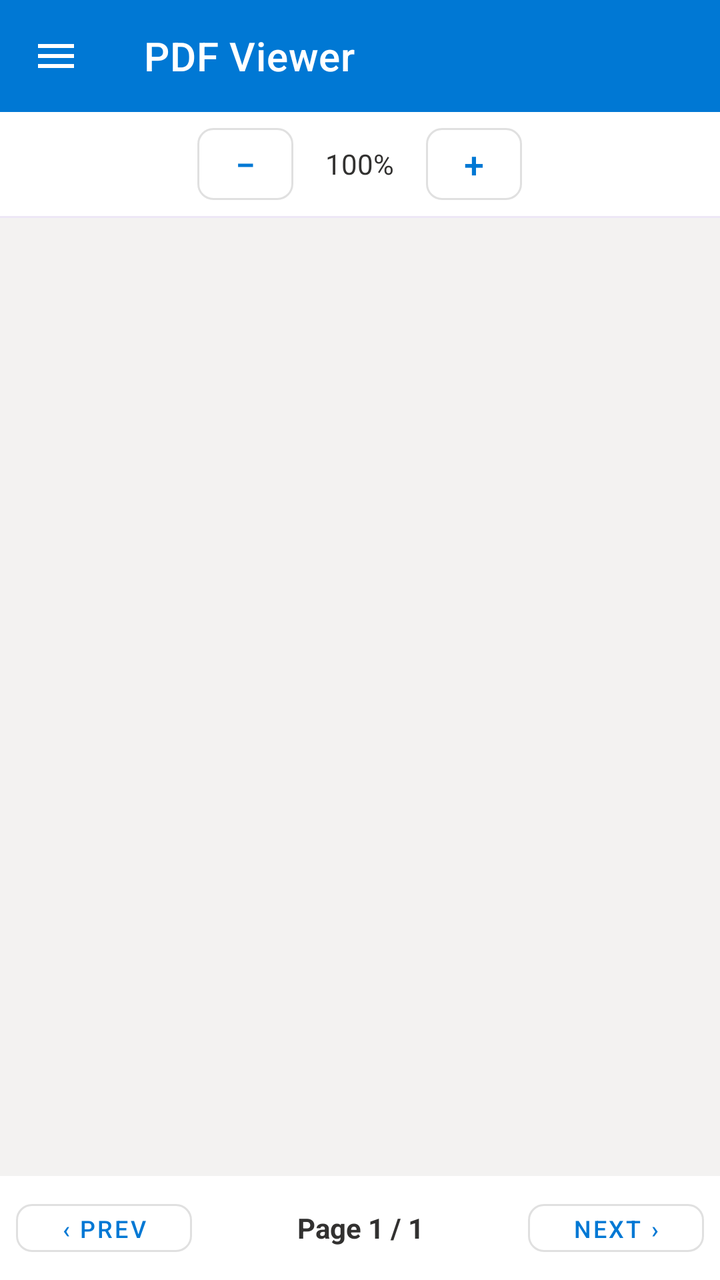
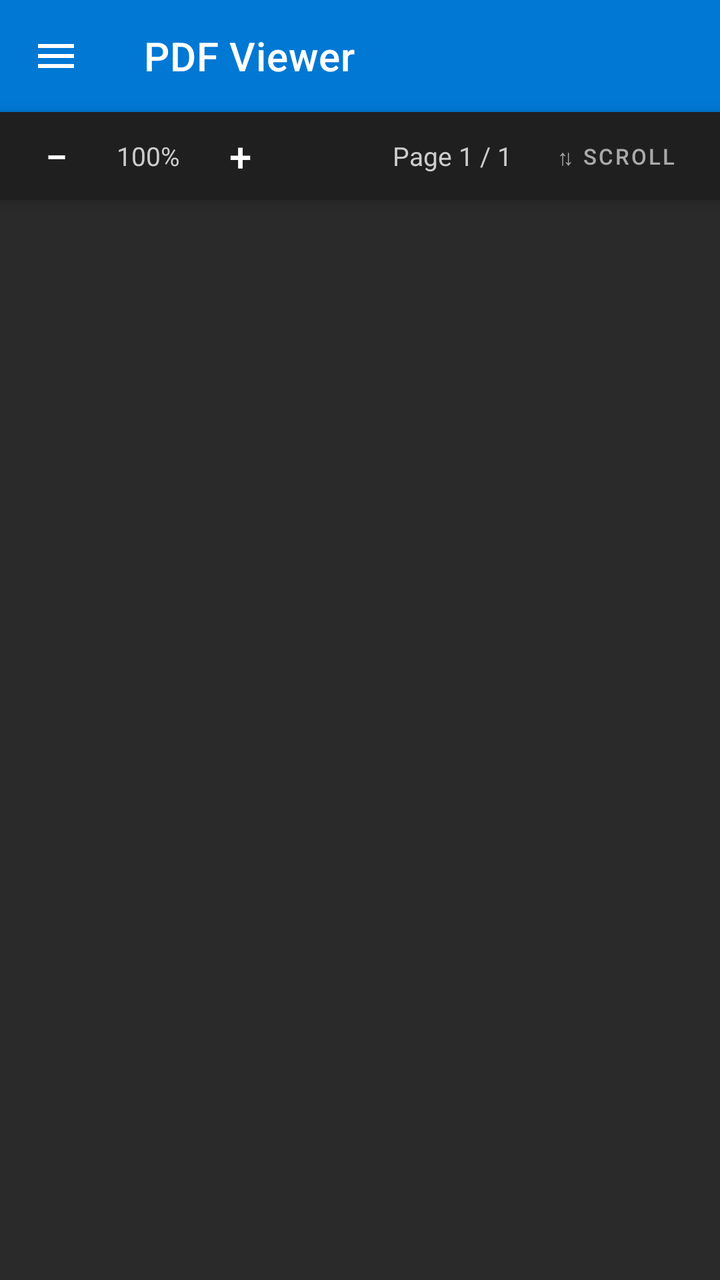

Screens rendered from an Android XML layout before and after an edit, with the pre-edit source and the edit as a unified diff.
<!-- AndroidManifest.xml: application theme Theme.Fluxpdf -->
<!-- res/layout/activity_pdf_viewer.xml -->
<?xml version="1.0" encoding="utf-8"?>
<androidx.drawerlayout.widget.DrawerLayout xmlns:android="http://schemas.android.com/apk/res/android"
    xmlns:app="http://schemas.android.com/apk/res-auto"
    android:id="@+id/drawerLayout"
    android:layout_width="match_parent"
    android:layout_height="match_parent">

    
    <LinearLayout
        android:layout_width="match_parent"
        android:layout_height="match_parent"
        android:orientation="vertical"
        android:background="@color/colorBackground">

        
        <com.google.android.material.appbar.MaterialToolbar
            android:id="@+id/toolbar"
            android:layout_width="match_parent"
            android:layout_height="?attr/actionBarSize"
            android:background="@color/colorHeaderBg"
            app:titleTextColor="@color/white"
            app:navigationIconTint="@color/white"
            app:title="PDF Viewer"
            app:navigationIcon="@drawable/ic_menu" />

        
        <LinearLayout
            android:layout_width="match_parent"
            android:layout_height="wrap_content"
            android:orientation="horizontal"
            android:gravity="center"
            android:padding="8dp"
            android:background="@color/colorSurface">

            <com.google.android.material.button.MaterialButton
                android:id="@+id/btnZoomOut"
                style="@style/Widget.MaterialComponents.Button.OutlinedButton"
                android:layout_width="48dp"
                android:layout_height="36dp"
                android:text="−"
                android:textSize="18sp"
                app:cornerRadius="8dp"
                android:padding="0dp"
                android:insetTop="0dp"
                android:insetBottom="0dp" />

            <TextView
                android:id="@+id/tvZoomLevel"
                android:layout_width="wrap_content"
                android:layout_height="wrap_content"
                android:text="100%"
                android:textSize="14sp"
                android:textColor="@color/colorTextPrimary"
                android:layout_marginStart="16dp"
                android:layout_marginEnd="16dp" />

            <com.google.android.material.button.MaterialButton
                android:id="@+id/btnZoomIn"
                style="@style/Widget.MaterialComponents.Button.OutlinedButton"
                android:layout_width="48dp"
                android:layout_height="36dp"
                android:text="+"
                android:textSize="18sp"
                app:cornerRadius="8dp"
                android:padding="0dp"
                android:insetTop="0dp"
                android:insetBottom="0dp" />
        </LinearLayout>

        <View
            android:layout_width="match_parent"
            android:layout_height="1dp"
            android:background="@color/cardIconBgCrop" />

        
        <ScrollView
            android:layout_width="match_parent"
            android:layout_height="0dp"
            android:layout_weight="1"
            android:fillViewport="true">

            <HorizontalScrollView
                android:layout_width="match_parent"
                android:layout_height="wrap_content"
                android:fillViewport="true">

                <ImageView
                    android:id="@+id/ivPdfPage"
                    android:layout_width="wrap_content"
                    android:layout_height="wrap_content"
                    android:layout_gravity="center_horizontal"
                    android:adjustViewBounds="true"
                    android:scaleType="fitXY"
                    android:contentDescription="PDF page" />
            </HorizontalScrollView>
        </ScrollView>

        
        <LinearLayout
            android:layout_width="match_parent"
            android:layout_height="wrap_content"
            android:orientation="horizontal"
            android:gravity="center_vertical"
            android:padding="8dp"
            android:background="@color/colorSurface">

            <com.google.android.material.button.MaterialButton
                android:id="@+id/btnPrevPage"
                style="@style/Widget.MaterialComponents.Button.OutlinedButton"
                android:layout_width="wrap_content"
                android:layout_height="36dp"
                android:text="‹ Prev"
                android:textSize="12sp"
                app:cornerRadius="8dp" />

            <TextView
                android:id="@+id/tvPageInfo"
                android:layout_width="0dp"
                android:layout_height="wrap_content"
                android:layout_weight="1"
                android:gravity="center"
                android:text="Page 1 / 1"
                android:textSize="14sp"
                android:textStyle="bold"
                android:textColor="@color/colorTextPrimary" />

            <com.google.android.material.button.MaterialButton
                android:id="@+id/btnNextPage"
                style="@style/Widget.MaterialComponents.Button.OutlinedButton"
                android:layout_width="wrap_content"
                android:layout_height="36dp"
                android:text="Next ›"
                android:textSize="12sp"
                app:cornerRadius="8dp" />
        </LinearLayout>

    </LinearLayout>

    
    <LinearLayout
        android:layout_width="280dp"
        android:layout_height="match_parent"
        android:layout_gravity="start"
        android:background="#FAFAFA"
        android:orientation="vertical"
        android:elevation="8dp">

        
        <LinearLayout
            android:layout_width="match_parent"
            android:layout_height="wrap_content"
            android:orientation="vertical"
            android:background="@color/colorHeaderBg"
            android:padding="20dp">

            
            <LinearLayout
                android:layout_width="match_parent"
                android:layout_height="wrap_content"
                android:orientation="horizontal"
                android:gravity="center_vertical">

                <ImageView
                    android:layout_width="32dp"
                    android:layout_height="32dp"
                    android:src="@drawable/ic_menu"
                    android:contentDescription="Topics Icon" />

                <TextView
                    android:layout_width="wrap_content"
                    android:layout_height="wrap_content"
                    android:layout_marginStart="12dp"
                    android:text="Table of Contents"
                    android:textSize="20sp"
                    android:textStyle="bold"
                    android:textColor="@color/white"
                    android:fontFamily="sans-serif-medium" />
            </LinearLayout>

            <TextView
                android:id="@+id/tvTopicCount"
                android:layout_width="wrap_content"
                android:layout_height="wrap_content"
                android:layout_marginTop="6dp"
                android:text="Tap a topic to jump"
                android:textSize="13sp"
                android:textColor="#B0FFFFFF"
                android:fontFamily="sans-serif" />

        </LinearLayout>

        
        <View
            android:layout_width="match_parent"
            android:layout_height="3dp"
            android:background="#FF7043" />

        
        <ListView
            android:id="@+id/lvTopics"
            android:layout_width="match_parent"
            android:layout_height="match_parent"
            android:divider="#E0E0E0"
            android:dividerHeight="1dp"
            android:paddingTop="4dp"
            android:paddingBottom="4dp"
            android:clipToPadding="false"
            android:scrollbarStyle="outsideOverlay" />

    </LinearLayout>

</androidx.drawerlayout.widget.DrawerLayout>
<!-- resources referenced by this layout -->
<resources>
  <color name="cardIconBgCrop">#EDE7F6</color>
  <color name="colorBackground">#F3F2F1</color>
  <color name="colorHeaderBg">#0078D4</color>
  <color name="colorSurface">#FFFFFFFF</color>
  <color name="colorTextPrimary">#323130</color>
  <color name="white">#FFFFFFFF</color>
  <!-- drawable ic_menu (drawable) -->
  <vector xmlns:android="http://schemas.android.com/apk/res/android"
      android:width="24dp"
      android:height="24dp"
      android:viewportWidth="24"
      android:viewportHeight="24">
      <path
          android:fillColor="#FFFFFF"
          android:pathData="M3,18h18v-2H3v2zM3,13h18v-2H3v2zM3,6v2h18V6H3z"/>
  </vector>
  <style name="Theme.Fluxpdf" parent="Theme.MaterialComponents.Light.NoActionBar">
          <item name="colorPrimary">@color/colorPrimary</item>
          <item name="colorPrimaryVariant">@color/colorPrimaryDark</item>
          <item name="colorOnPrimary">@color/colorOnPrimary</item>
          <item name="colorSecondary">@color/colorAccent</item>
          <item name="colorOnSecondary">@color/colorOnPrimary</item>
          <item name="android:statusBarColor">@color/colorPrimary</item>
          <item name="android:navigationBarColor">@color/white</item>
          <item name="android:windowBackground">@color/colorBackground</item>
          <item name="android:windowLightNavigationBar" tools:targetApi="27">true</item>
      </style>
  <color name="colorPrimary">#0078D4</color>
  <color name="colorPrimaryDark">#106EBE</color>
  <color name="colorOnPrimary">#FFFFFFFF</color>
  <color name="colorAccent">#0078D4</color>
</resources>

<!-- the commit's change to res/layout/activity_pdf_viewer.xml (unified diff, before → after) -->
@@ -10,7 +10,7 @@
         android:layout_width="match_parent"
         android:layout_height="match_parent"
         android:orientation="vertical"
-        android:background="@color/colorBackground">
+        android:background="#2A2A2A">
 
         
         <com.google.android.material.appbar.MaterialToolbar
@@ -26,83 +26,107 @@
         
         <LinearLayout
             android:layout_width="match_parent"
-            android:layout_height="wrap_content"
+            android:layout_height="44dp"
             android:orientation="horizontal"
-            android:gravity="center"
-            android:padding="8dp"
-            android:background="@color/colorSurface">
-
+            android:gravity="center_vertical"
+            android:paddingStart="8dp"
+            android:paddingEnd="8dp"
+            android:background="#1F1F1F"
+            android:elevation="4dp">
+
+            
             <com.google.android.material.button.MaterialButton
                 android:id="@+id/btnZoomOut"
-                style="@style/Widget.MaterialComponents.Button.OutlinedButton"
-                android:layout_width="48dp"
+                style="@style/Widget.MaterialComponents.Button.TextButton"
+                android:layout_width="40dp"
                 android:layout_height="36dp"
                 android:text="−"
-                android:textSize="18sp"
-                app:cornerRadius="8dp"
+                android:textSize="20sp"
+                android:textColor="@color/white"
                 android:padding="0dp"
                 android:insetTop="0dp"
-                android:insetBottom="0dp" />
+                android:insetBottom="0dp"
+                app:cornerRadius="8dp" />
 
             <TextView
                 android:id="@+id/tvZoomLevel"
-                android:layout_width="wrap_content"
-                android:layout_height="wrap_content"
+                android:layout_width="52dp"
+                android:layout_height="wrap_content"
+                android:gravity="center"
                 android:text="100%"
-                android:textSize="14sp"
-                android:textColor="@color/colorTextPrimary"
-                android:layout_marginStart="16dp"
-                android:layout_marginEnd="16dp" />
-
+                android:textSize="13sp"
+                android:textColor="#CCCCCC" />
+
+            
             <com.google.android.material.button.MaterialButton
                 android:id="@+id/btnZoomIn"
-                style="@style/Widget.MaterialComponents.Button.OutlinedButton"
-                android:layout_width="48dp"
+                style="@style/Widget.MaterialComponents.Button.TextButton"
+                android:layout_width="40dp"
                 android:layout_height="36dp"
                 android:text="+"
-                android:textSize="18sp"
-                app:cornerRadius="8dp"
+                android:textSize="20sp"
+                android:textColor="@color/white"
                 android:padding="0dp"
                 android:insetTop="0dp"
-                android:insetBottom="0dp" />
+                android:insetBottom="0dp"
+                app:cornerRadius="8dp" />
+
+            <View
+                android:layout_width="0dp"
+                android:layout_height="match_parent"
+                android:layout_weight="1" />
+
+            
+            <TextView
+                android:id="@+id/tvPageInfo"
+                android:layout_width="wrap_content"
+                android:layout_height="wrap_content"
+                android:text="Page 1 / 1"
+                android:textSize="13sp"
+                android:textColor="#CCCCCC"
+                android:paddingStart="12dp"
+                android:paddingEnd="8dp"
+                android:paddingTop="8dp"
+                android:paddingBottom="8dp"
+                android:background="?android:attr/selectableItemBackground" />
+
+            
+            <com.google.android.material.button.MaterialButton
+                android:id="@+id/btnScrollMode"
+                style="@style/Widget.MaterialComponents.Button.TextButton"
+                android:layout_width="wrap_content"
+                android:layout_height="36dp"
+                android:text="⇅ Scroll"
+                android:textSize="11sp"
+                android:textColor="#AAAAAA"
+                android:padding="4dp"
+                android:insetTop="0dp"
+                android:insetBottom="0dp"
+                app:cornerRadius="8dp" />
+
         </LinearLayout>
 
-        <View
-            android:layout_width="match_parent"
-            android:layout_height="1dp"
-            android:background="@color/cardIconBgCrop" />
-
-        
-        <ScrollView
+        
+        <androidx.recyclerview.widget.RecyclerView
+            android:id="@+id/rvPdfPages"
             android:layout_width="match_parent"
             android:layout_height="0dp"
             android:layout_weight="1"
-            android:fillViewport="true">
-
-            <HorizontalScrollView
-                android:layout_width="match_parent"
-                android:layout_height="wrap_content"
-                android:fillViewport="true">
-
-                <ImageView
-                    android:id="@+id/ivPdfPage"
-                    android:layout_width="wrap_content"
-                    android:layout_height="wrap_content"
-                    android:layout_gravity="center_horizontal"
-                    android:adjustViewBounds="true"
-                    android:scaleType="fitXY"
-                    android:contentDescription="PDF page" />
-            </HorizontalScrollView>
-        </ScrollView>
+            android:background="#2A2A2A"
+            android:clipToPadding="false"
+            android:overScrollMode="ifContentScrolls" />
 
         
         <LinearLayout
-            android:layout_width="match_parent"
-            android:layout_height="wrap_content"
+            android:id="@+id/pageNavBar"
+            android:layout_width="match_parent"
+            android:layout_height="48dp"
             android:orientation="horizontal"
             android:gravity="center_vertical"
-            android:padding="8dp"
-            android:background="@color/colorSurface">
+            android:paddingStart="8dp"
+            android:paddingEnd="8dp"
+            android:background="#1F1F1F"
+            android:visibility="gone">
 
             <com.google.android.material.button.MaterialButton
                 android:id="@+id/btnPrevPage"
@@ -111,18 +135,11 @@
                 android:layout_height="36dp"
                 android:text="‹ Prev"
                 android:textSize="12sp"
-                app:cornerRadius="8dp" />
-
-            <TextView
-                android:id="@+id/tvPageInfo"
-                android:layout_width="0dp"
-                android:layout_height="wrap_content"
-                android:layout_weight="1"
-                android:gravity="center"
-                android:text="Page 1 / 1"
-                android:textSize="14sp"
-                android:textStyle="bold"
-                android:textColor="@color/colorTextPrimary" />
+                android:textColor="@color/white"
+                app:cornerRadius="8dp"
+                app:strokeColor="@color/colorPrimary" />
+
+            <View android:layout_width="0dp" android:layout_height="1dp" android:layout_weight="1" />
 
             <com.google.android.material.button.MaterialButton
                 android:id="@+id/btnNextPage"
@@ -131,7 +148,9 @@
                 android:layout_height="36dp"
                 android:text="Next ›"
                 android:textSize="12sp"
-                app:cornerRadius="8dp" />
+                android:textColor="@color/white"
+                app:cornerRadius="8dp"
+                app:strokeColor="@color/colorPrimary" />
         </LinearLayout>
 
     </LinearLayout>
@@ -145,7 +164,6 @@
         android:orientation="vertical"
         android:elevation="8dp">
 
-        
         <LinearLayout
             android:layout_width="match_parent"
             android:layout_height="wrap_content"
@@ -153,7 +171,6 @@
             android:background="@color/colorHeaderBg"
             android:padding="20dp">
 
-            
             <LinearLayout
                 android:layout_width="match_parent"
                 android:layout_height="wrap_content"
@@ -184,18 +201,14 @@
                 android:layout_marginTop="6dp"
                 android:text="Tap a topic to jump"
                 android:textSize="13sp"
-                android:textColor="#B0FFFFFF"
-                android:fontFamily="sans-serif" />
-
+                android:textColor="#B0FFFFFF" />
         </LinearLayout>
 
-        
         <View
             android:layout_width="match_parent"
             android:layout_height="3dp"
             android:background="#FF7043" />
 
-        
         <ListView
             android:id="@+id/lvTopics"
             android:layout_width="match_parent"
<!-- resource entries referenced after the edit -->
@@ -1,10 +1,7 @@
 <!-- resources referenced by this layout -->
 <resources>
-  <color name="cardIconBgCrop">#EDE7F6</color>
-  <color name="colorBackground">#F3F2F1</color>
   <color name="colorHeaderBg">#0078D4</color>
-  <color name="colorSurface">#FFFFFFFF</color>
-  <color name="colorTextPrimary">#323130</color>
+  <color name="colorPrimary">#0078D4</color>
   <color name="white">#FFFFFFFF</color>
   <!-- drawable ic_menu (drawable) -->
   <vector xmlns:android="http://schemas.android.com/apk/res/android"
@@ -27,9 +24,9 @@
           <item name="android:windowBackground">@color/colorBackground</item>
           <item name="android:windowLightNavigationBar" tools:targetApi="27">true</item>
       </style>
-  <color name="colorPrimary">#0078D4</color>
   <color name="colorPrimaryDark">#106EBE</color>
   <color name="colorOnPrimary">#FFFFFFFF</color>
   <color name="colorAccent">#0078D4</color>
+  <color name="colorBackground">#F3F2F1</color>
 </resources>
 
